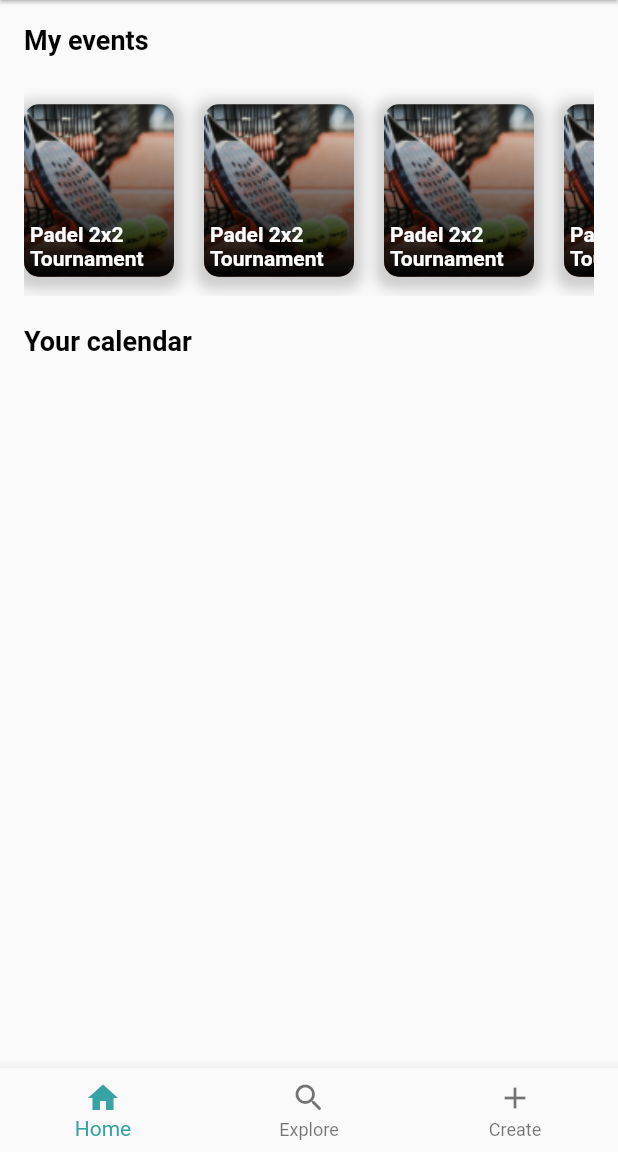
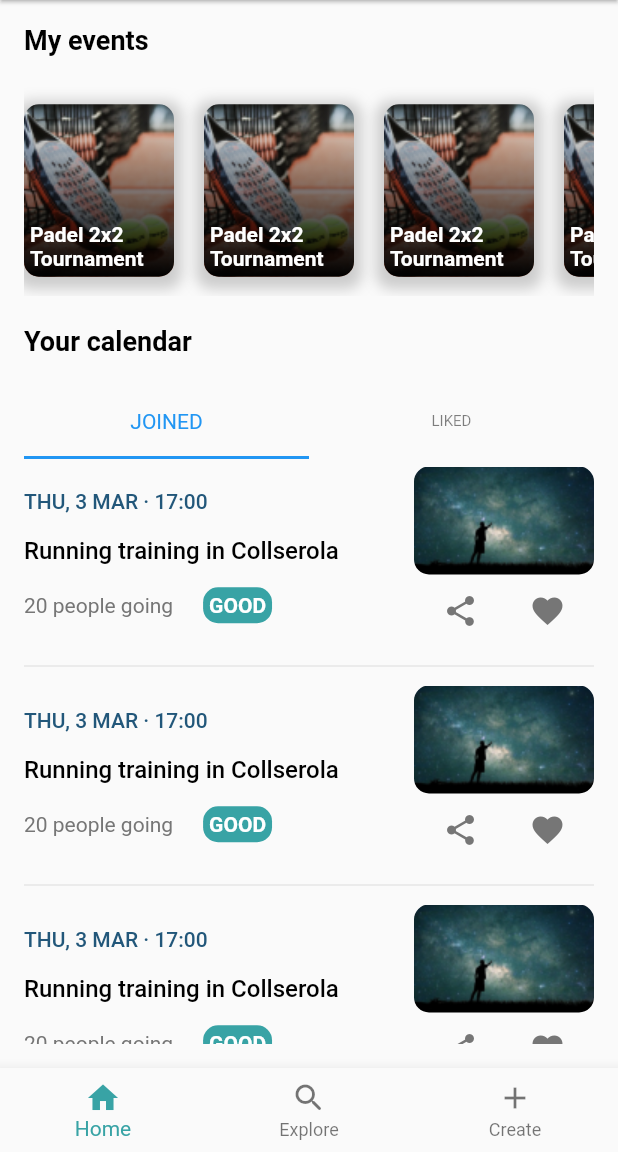
Before and after one commit to Pes-SocialOut/SO-Frontend, a Flutter app: the NavigationBottomBar screen opened by its route, on a phone screen of 412 x 824 dp, the part 84-1236 px from its top. Run offline on Flutter 3.47's test engine with Material 2 defaults, Android fonts, the phone set to English and light mode, and no system bars; our stand-ins replace flutter_datetime_picker, flutter_map, geolocator, hexcolor, latlong2.

Commit message:
List of joined events by user DONE (pending on connection with backend)

```diff
--- a/lib/feature_home/screens/home.dart
+++ b/lib/feature_home/screens/home.dart
@@ -1,5 +1,6 @@
 import 'package:flutter/material.dart';
 import 'package:so_frontend/feature_home/widgets/user_events.dart';
+import 'package:so_frontend/feature_home/widgets/events_tab_menu.dart';
 
 class MainHomeScreen extends StatelessWidget {
   const MainHomeScreen({Key? key}) : super(key: key);
@@ -28,7 +29,9 @@ class MainHomeScreen extends StatelessWidget {
               fontWeight: FontWeight.bold,
               fontSize: 18
             )
-          )
+          ),
+          const SizedBox(height: 20),
+          EventsTabMenu()
         ],
       ),
     );
--- /dev/null
+++ b/lib/feature_home/widgets/events_tab_menu.dart
@@ -0,0 +1,53 @@
+import 'package:flutter/material.dart';
+import 'package:so_frontend/feature_home/widgets/joined_list.dart';
+
+
+class EventsTabMenu extends StatefulWidget {
+  const EventsTabMenu({ Key? key }) : super(key: key);
+
+  @override
+  State<EventsTabMenu> createState() => _EventsTabMenuState();
+}
+
+class _EventsTabMenuState extends State<EventsTabMenu> {
+  @override
+  Widget build(BuildContext context) {
+    return Expanded(
+      child: SizedBox(
+        width: MediaQuery.of(context).size.width,
+        height: MediaQuery.of(context).size.height,
+        child: DefaultTabController(
+
+          length: 2,
+          child: Column(
+            children:  [
+               const TabBar(
+                tabs:  [
+                  Tab(
+                    text: 'JOINED'
+                  ),
+                  Tab(
+                    text: "LIKED"
+                  )
+                ]
+              ),
+              Expanded(
+                child: TabBarView(
+                  children: [
+                    Container(
+                      child: JoinedList()
+                    ),
+                    Container(
+                      color: Colors.red
+                    )
+
+                  ],
+                ),
+              )
+            ]
+          )
+        )
+      ),
+    );
+  }
+}
--- /dev/null
+++ b/lib/feature_home/widgets/joined_list.dart
@@ -0,0 +1,102 @@
+import 'package:flutter/material.dart';
+
+class JoinedList extends StatefulWidget {
+  const JoinedList({ Key? key }) : super(key: key);
+
+  @override
+  State<JoinedList> createState() => _JoinedListState();
+}
+
+class _JoinedListState extends State<JoinedList> {
+
+  List _joined = [{"name": "Running training in Collserola", "date":"THU, 3 MAR · 17:00", "air":"GOOD", "image":"assets/joined-event.png", "attendees":"20"}, {"name": "Running training in Collserola", "date":"THU, 3 MAR · 17:00", "air":"GOOD", "image":"assets/joined-event.png", "attendees":"20"}, {"name": "Running training in Collserola", "date":"THU, 3 MAR · 17:00", "air":"GOOD", "image":"assets/joined-event.png", "attendees":"20"}, {"name": "Running training in Collserola", "date":"THU, 3 MAR · 17:00", "air":"GOOD", "image":"assets/joined-event.png", "attendees":"20"}, {"name": "Running training in Collserola", "date":"THU, 3 MAR · 17:00", "air":"GOOD", "image":"assets/joined-event.png", "attendees":"20"}, {"name": "Running training in Collserola", "date":"THU, 3 MAR · 17:00", "air":"GOOD", "image":"assets/joined-event.png", "attendees":"20"}];
+
+
+  @override
+  Widget build(BuildContext context) {
+    return SizedBox(
+      child: SingleChildScrollView(
+        child: SizedBox(
+          width: MediaQuery.of(context).size.width,
+          height: MediaQuery.of(context).size.height,
+          child: ListView.separated(
+            shrinkWrap: true,
+            scrollDirection: Axis.vertical,
+            itemCount: _joined.length,
+            separatorBuilder: (context, index) => const Divider(),
+            itemBuilder: (BuildContext context, int index) {
+              return SizedBox(
+                width: MediaQuery.of(context).size.width,
+                height: 130,
+                child: Row(
+                  crossAxisAlignment: CrossAxisAlignment.center,
+                  children: [
+                    Column(
+                      crossAxisAlignment: CrossAxisAlignment.start,
+                      mainAxisAlignment: MainAxisAlignment.center,
+                      children: [
+                        Text(_joined[index]["date"], style: TextStyle(color: Theme.of(context).colorScheme.primary, fontSize: 14, fontWeight: FontWeight.w500)),
+                        const SizedBox(height: 15),
+                        Text(_joined[index]["name"], style: TextStyle(color: Theme.of(context).colorScheme.surface, fontSize: 16, fontWeight: FontWeight.w500)),
+                        const SizedBox(height:15),
+                        Row(
+                          children: [
+                            Text(_joined[index]["attendees"] + ' people going', style: TextStyle(color: Theme.of(context).colorScheme.onSurface, fontSize: 14)),
+                            const SizedBox(width: 20),
+                            Container(
+                              decoration: BoxDecoration(
+                                borderRadius: BorderRadius.circular(10.0),
+                                color: Theme.of(context).colorScheme.secondary
+                              ),
+                              child: Padding(
+                                padding: const EdgeInsets.all(4.0),
+                                child: Text(_joined[index]["air"], style: TextStyle(color: Theme.of(context).colorScheme.background, fontSize: 14, fontWeight: FontWeight.bold)),
+                              )
+                            )
+                          ]
+                        )
+
+                      ]
+                    ),
+                    const Expanded(child: SizedBox()),
+                    Column(
+                      mainAxisAlignment: MainAxisAlignment.center,
+                      children: [
+                        SizedBox(
+                          width: 120,
+                          height: 72,
+                          child: ClipRRect(
+                            borderRadius: const BorderRadius.all(Radius.circular(10)),
+                            child: FittedBox(
+                              child: Image.asset(_joined[index]["image"]),
+                              fit: BoxFit.fitWidth
+                            )
+                          )
+                        ),
+                        Row(
+                          children: [
+                            IconButton(
+                                iconSize: 24,
+                                color: Theme.of(context).colorScheme.onSurface,
+                                icon: const Icon(Icons.share),
+                                onPressed: () {}),
+                            const SizedBox(width: 10),
+                            IconButton(
+                                iconSize: 24,
+                                color: Theme.of(context).colorScheme.onSurface,
+                                icon: const Icon(Icons.favorite),
+                                onPressed: () {}),
+                          ],
+                        )
+                      ]
+                    )
+                  ],
+                ),
+              );
+            },
+          ),
+        )
+      )
+    );
+  }
+}
--- a/lib/main.dart
+++ b/lib/main.dart
@@ -21,7 +21,19 @@ class MyApp extends StatelessWidget {
       title: 'SocialOut',
       debugShowCheckedModeBanner: false,
       theme: ThemeData(
-          colorScheme: ColorScheme(
+        primaryColor: Colors.green,
+        tabBarTheme:  TabBarTheme(
+          labelColor: Theme.of(context).colorScheme.secondary,
+          labelStyle: TextStyle(fontSize: 14, fontWeight: FontWeight.w400, color: Theme.of(context).colorScheme.secondary),   // color for text
+          indicator: UnderlineTabIndicator( // color for indicator (underline)
+          borderSide: BorderSide(
+            width: 2,
+            color: Theme.of(context).colorScheme.primary)
+          ),
+          unselectedLabelColor: Theme.of(context).colorScheme.onSurface.withOpacity(0.5),
+          unselectedLabelStyle: TextStyle(fontSize: 10, fontWeight: FontWeight.w400, color: Theme.of(context).colorScheme.secondary), // color for text
+        ),
+        colorScheme: ColorScheme(
         brightness: Brightness.light,
         primary: HexColor('22577A'),
         onPrimary: Colors.white,
@@ -33,6 +45,7 @@ class MyApp extends StatelessWidget {
         onBackground: Colors.black,
         surface: Colors.black,
         onSurface: HexColor('767676'),
+
       )),
       initialRoute: '/welcome',
       home: const WelcomeScreen(),
```
Also changed, not shown: assets/joined-event.png (added).
